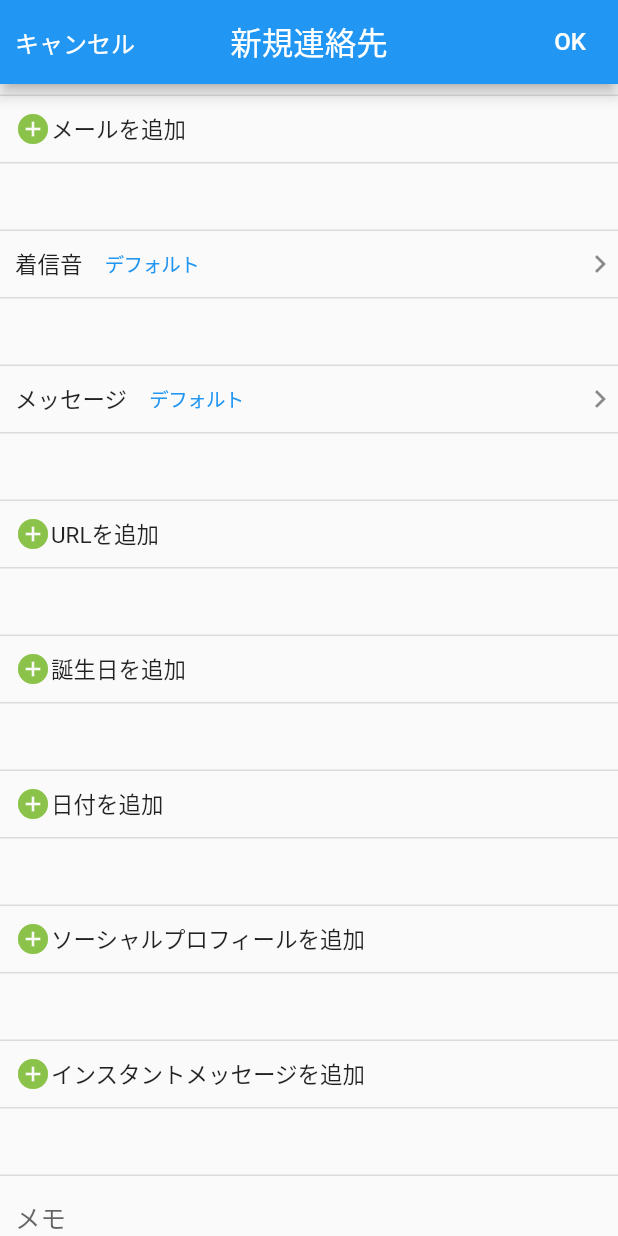
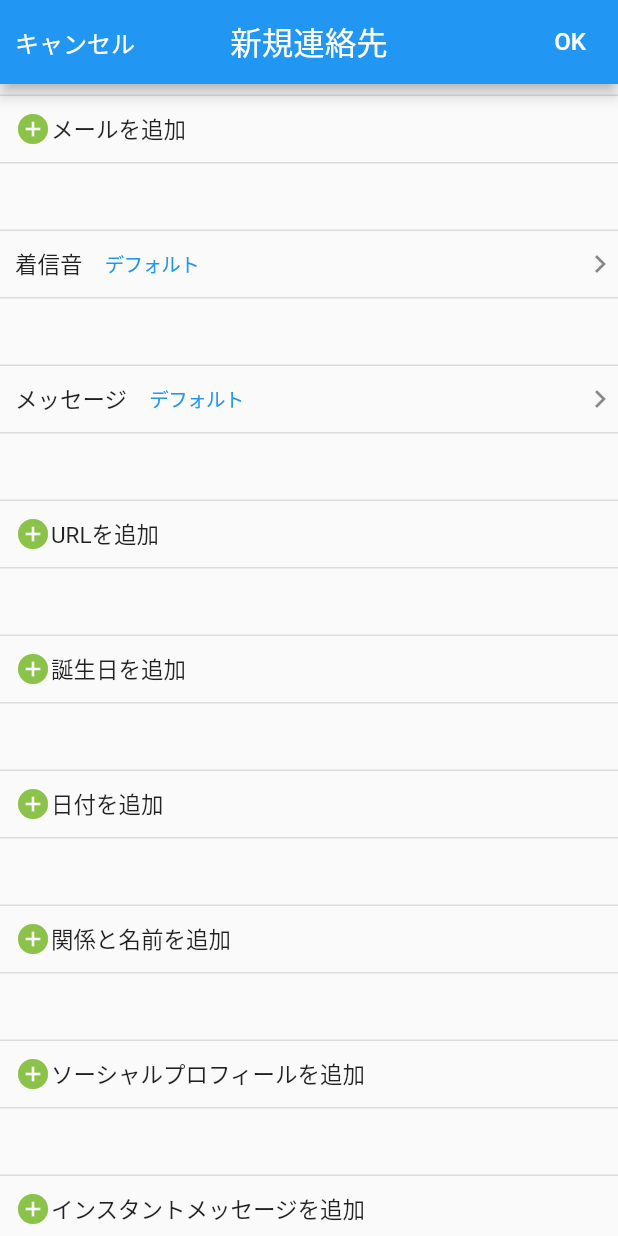
Before and after one commit to Aniokrait/mock_ios_phone_app, a Flutter app: the NewContactPage screen opened by its route, scrolled down 576 dp, on a phone screen of 412 x 824 dp. Run offline on Flutter 3.47's test engine with Material 2 defaults, Android fonts, the phone set to English and light mode, and no system bars; our stand-ins replace flutter_riverpod.

Commit message:
関係フィールド追加

```diff
--- a/lib/pages/new_contact_page.dart
+++ b/lib/pages/new_contact_page.dart
@@ -14,6 +14,7 @@ import '../data/date_type.dart';
 import '../data/email_type.dart';
 import '../data/instant_message_type.dart';
 import '../data/phone_type.dart';
+import '../data/relation_type.dart';
 import '../data/sns_type.dart';
 import '../data/url_type.dart';
 import '../model/ring_tone_model.dart';
@@ -100,7 +101,10 @@ class _ContactForm extends ConsumerWidget {
                   height: itemHeight,
                 ),
                 // 関係
-
+                _RelationField(),
+                SizedBox(
+                  height: itemHeight,
+                ),
                 // SNS
                 _SnsField(),
                 SizedBox(
@@ -779,6 +783,87 @@ class _DateField extends ConsumerWidget {
   }
 }
 
+class _RelationField extends ConsumerWidget {
+  const _RelationField({Key? key}) : super(key: key);
+
+  @override
+  Widget build(BuildContext context, WidgetRef ref) {
+    List<Widget> inputFields = ref
+        .watch(relationTypesProvider)
+        .mapIndexed(
+          (index, element) => Container(
+            decoration: const BoxDecoration(
+              border: Border(
+                bottom: BorderSide(color: lineColor),
+              ),
+            ),
+            child: SizedBox(
+              height: itemHeight,
+              child: Row(
+                children: [
+                  IconButton(
+                    icon: const Icon(
+                      Icons.remove_circle,
+                      color: Colors.red,
+                    ),
+                    constraints: const BoxConstraints(
+                      minWidth: 0,
+                      minHeight: kMinInteractiveDimension,
+                    ),
+                    padding: const EdgeInsets.only(left: 0),
+                    onPressed: () {
+                      ref.read(relationTypesProvider.notifier).removeAt(index);
+                      ref.read(relationTypesProvider).removeAt(index);
+                    },
+                  ),
+                  Text(element.type.name),
+                  const Icon(Icons.chevron_right),
+                  Expanded(
+                    child: TextFormField(
+                      decoration: const InputDecoration(
+                          border: InputBorder.none, hintText: '関係と名前'),
+                      controller: ref.watch(relationTextEditControllers)[index],
+                    ),
+                  ),
+                  const Spacer(),
+                  IconButton(
+                    padding: const EdgeInsets.fromLTRB(8, 8, 0, 8),
+                    alignment: Alignment.centerRight,
+                    onPressed: () {},
+                    icon: const Icon(
+                      Icons.info_outline,
+                      color: Colors.blue,
+                    ),
+                  ),
+                  const Icon(
+                    Icons.chevron_right,
+                    color: Colors.black45,
+                  ),
+                ],
+              ),
+            ),
+          ),
+        )
+        .toList();
+
+    return DecoratedContainer(
+      child: Column(
+        children: [
+          ...inputFields,
+          //関係と名前を追加行
+          AddLineRow(
+            title: '関係と名前を追加',
+            provider: relationTypesProvider,
+            labelValues: RelationType.values,
+            contactItem: ContactItem.relation,
+            textEditControllers: relationTextEditControllers,
+          ),
+        ],
+      ),
+    );
+  }
+}
+
 class _SnsField extends ConsumerWidget {
   const _SnsField({Key? key}) : super(key: key);
 
@@ -950,6 +1035,9 @@ final birthdayTextEditControllers =
 final dateTextEditControllers =
     StateProvider.autoDispose<List<TextEditingController>>(
         (ref) => [TextEditingController()]);
+final relationTextEditControllers =
+    StateProvider.autoDispose<List<TextEditingController>>(
+        (ref) => [TextEditingController()]);
 final snsTextEditControllers =
     StateProvider.autoDispose<List<TextEditingController>>(
         (ref) => [TextEditingController()]);
```
Also changed, not shown: lib/data/relation_type.dart (added, +71 -0 lines), lib/pages/widgets/add_line_row.dart (+10 -3 lines).
